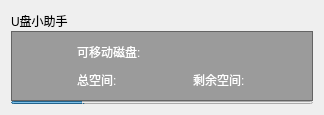
The window that src/ui/usbdrivehelper.ui (yjmthu/Neobox) describes before a commit, drawn with Qt 5.
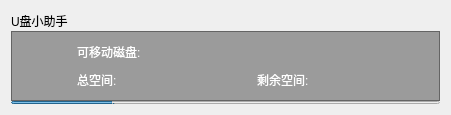
The same window after the commit. Icons and pictures are not drawn.

What changed in the file:
```diff
--- a/src/ui/usbdrivehelper.ui
+++ b/src/ui/usbdrivehelper.ui
@@ -6,7 +6,7 @@
    <rect>
     <x>0</x>
     <y>0</y>
-    <width>324</width>
+    <width>451</width>
     <height>113</height>
    </rect>
   </property>
```
